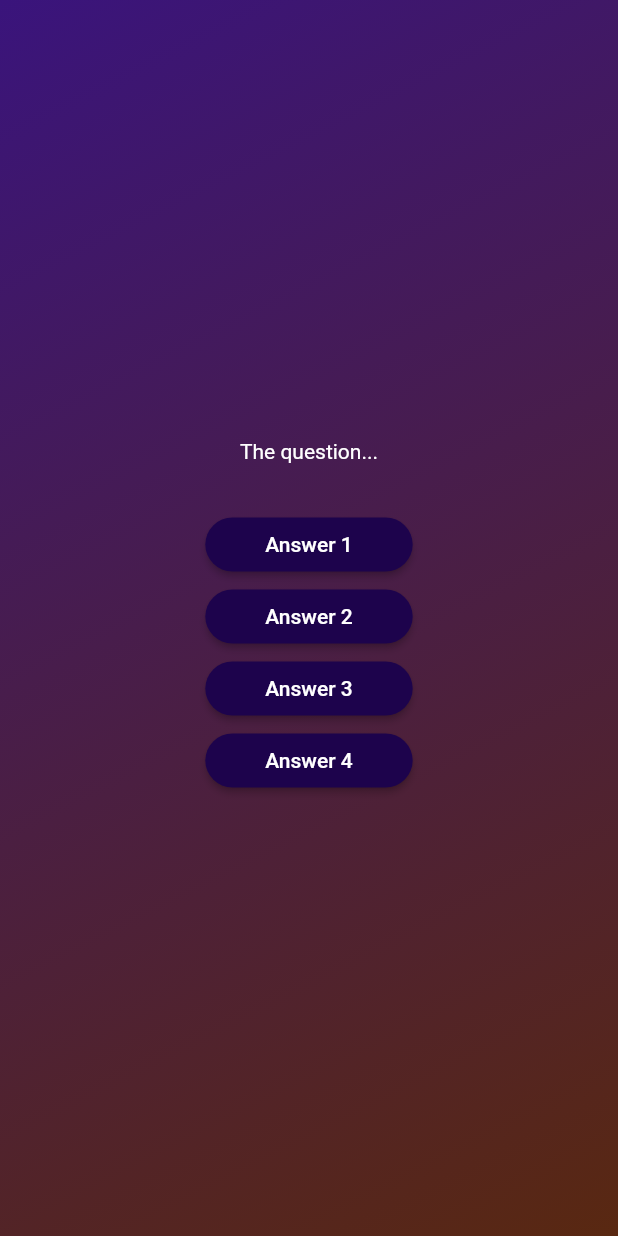
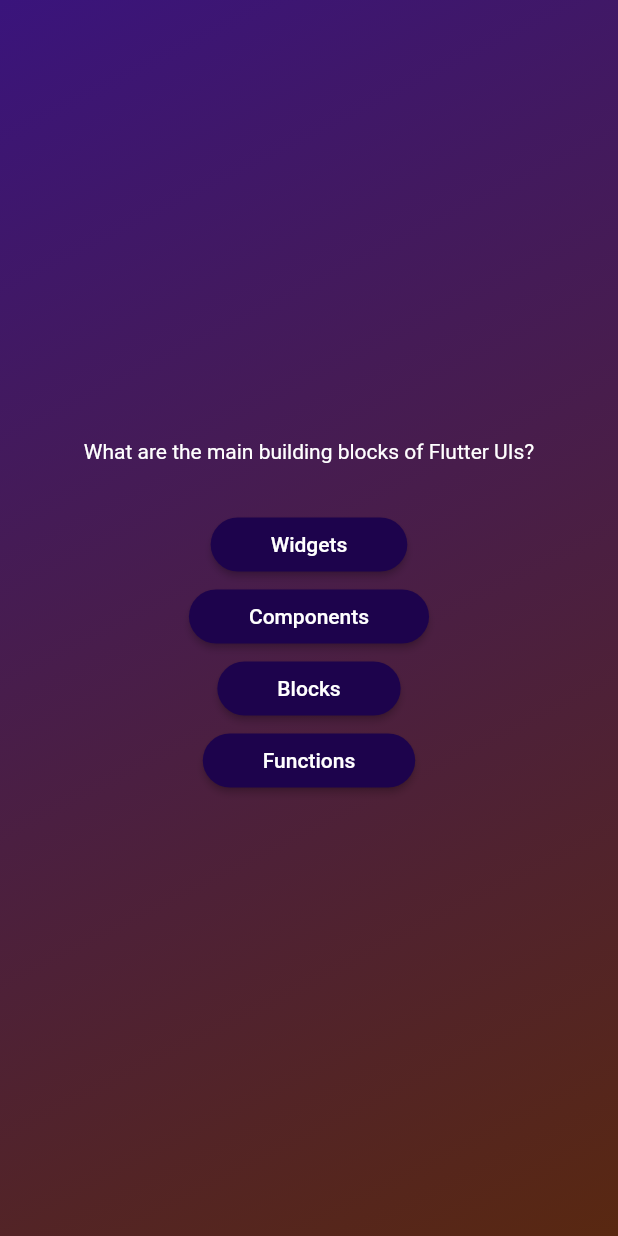
Before and after one commit to ben2002chou/Quiz_app, a Flutter app: the screen it shows after launch, after a tap on "Start Quiz", on a phone screen of 412 x 824 dp. Run offline on Flutter 3.47's test engine with Material 2 defaults, Android fonts, the phone set to English and light mode, and no system bars.

Commit message:
link data to buttons

```diff
--- a/lib/questions_screen.dart
+++ b/lib/questions_screen.dart
@@ -1,5 +1,6 @@
 import 'package:flutter/material.dart';
 import 'package:quiz_app/answer_button.dart';
+import 'package:quiz_app/data/questions.dart';
 class QuestionsScreen extends StatefulWidget {
   const QuestionsScreen({super.key});
 
@@ -12,20 +13,21 @@ class QuestionsScreen extends StatefulWidget {
 class _QuestionsScreenState extends State<QuestionsScreen> {
   @override
   Widget build(context) {
+    final currentQuestion = questions[0];
     return SizedBox(
       width: double.infinity,
       child: Column(mainAxisAlignment: MainAxisAlignment.center, children: [
-        const Text(
-          'The question...',
-          style: TextStyle(
+        Text(
+          currentQuestion.text,
+          style: const TextStyle(
             color: Colors.white,
           ),
         ),
         const SizedBox(height: 30),
-        AnswerButton(answerText: 'Answer 1', onTap: () {}),
-        AnswerButton(answerText: 'Answer 2', onTap: () {}),
-        AnswerButton(answerText: 'Answer 3', onTap: () {}),
-        AnswerButton(answerText: 'Answer 4', onTap: () {}),
+        AnswerButton(answerText: currentQuestion.answers[0], onTap: () {}),
+        AnswerButton(answerText: currentQuestion.answers[1], onTap: () {}),
+        AnswerButton(answerText: currentQuestion.answers[2], onTap: () {}),
+        AnswerButton(answerText: currentQuestion.answers[3], onTap: () {}),
       ]),
     );
   }
```
